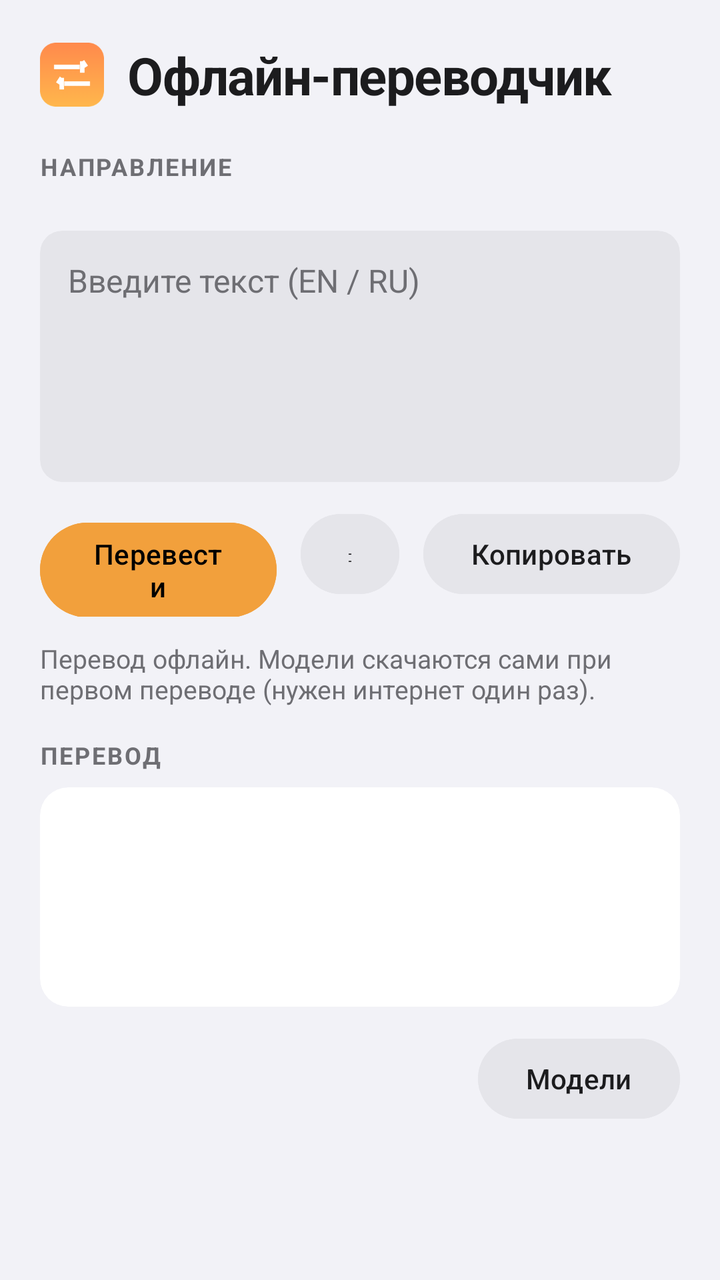
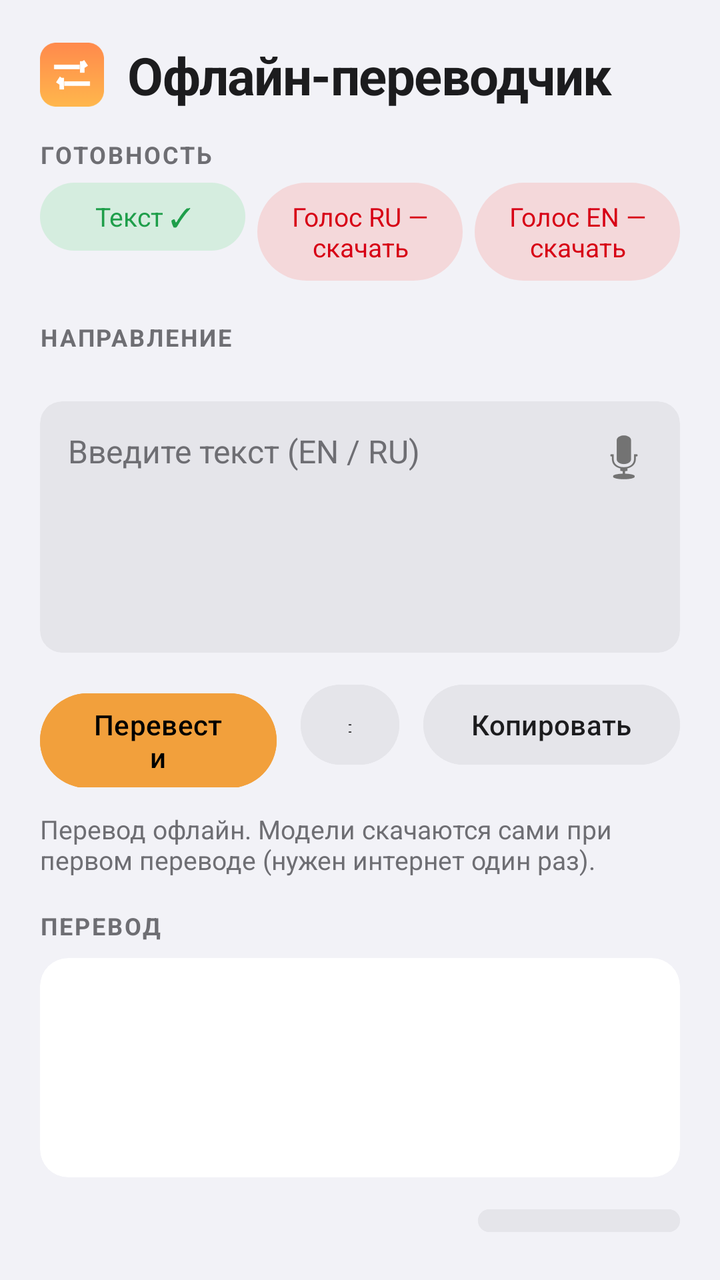

An Android layout rendered at two revisions. The XML below is the earlier revision; the diff shows what the commit changed to produce the second picture.
<!-- AndroidManifest.xml: application theme Theme.OfflineTranslator -->
<!-- res/layout/activity_main.xml -->
<?xml version="1.0" encoding="utf-8"?>
<LinearLayout xmlns:android="http://schemas.android.com/apk/res/android"
    xmlns:app="http://schemas.android.com/apk/res-auto"
    android:layout_width="match_parent"
    android:layout_height="match_parent"
    android:background="@color/bg"
    android:orientation="vertical"
    android:padding="20dp">

    
    <LinearLayout
        android:layout_width="match_parent"
        android:layout_height="wrap_content"
        android:gravity="center_vertical"
        android:orientation="horizontal">

        <ImageView
            android:layout_width="32dp"
            android:layout_height="32dp"
            android:contentDescription="@string/app_name"
            android:src="@mipmap/ic_launcher" />

        <TextView
            android:layout_width="wrap_content"
            android:layout_height="wrap_content"
            android:layout_marginStart="12dp"
            android:letterSpacing="-0.02"
            android:text="@string/app_name"
            android:textColor="@color/text"
            android:textSize="26sp"
            android:textStyle="bold" />
    </LinearLayout>

    
    <TextView
        android:layout_width="wrap_content"
        android:layout_height="wrap_content"
        android:layout_marginTop="20dp"
        android:letterSpacing="0.08"
        android:text="@string/overline_direction"
        android:textColor="@color/text2"
        android:textSize="12sp"
        android:textStyle="bold"
        android:textAllCaps="true" />

    
    <com.google.android.material.button.MaterialButtonToggleGroup
        android:id="@+id/directionGroup"
        android:layout_width="match_parent"
        android:layout_height="wrap_content"
        android:layout_marginTop="8dp"
        app:selectionRequired="true"
        app:singleSelection="true">

        <Button
            android:id="@+id/btnAuto"
            style="?attr/materialButtonOutlinedStyle"
            android:layout_width="0dp"
            android:layout_height="wrap_content"
            android:layout_weight="1"
            android:text="@string/dir_auto" />

        <Button
            android:id="@+id/btnEnRu"
            style="?attr/materialButtonOutlinedStyle"
            android:layout_width="0dp"
            android:layout_height="wrap_content"
            android:layout_weight="1"
            android:text="@string/dir_en_ru" />

        <Button
            android:id="@+id/btnRuEn"
            style="?attr/materialButtonOutlinedStyle"
            android:layout_width="0dp"
            android:layout_height="wrap_content"
            android:layout_weight="1"
            android:text="@string/dir_ru_en" />
    </com.google.android.material.button.MaterialButtonToggleGroup>

    
    <com.google.android.material.card.MaterialCardView
        android:layout_width="match_parent"
        android:layout_height="wrap_content"
        android:layout_marginTop="16dp"
        app:cardBackgroundColor="@color/field"
        app:cardCornerRadius="11dp"
        app:cardElevation="0dp"
        app:strokeWidth="0dp">

        <EditText
            android:id="@+id/source"
            android:layout_width="match_parent"
            android:layout_height="wrap_content"
            android:background="@android:color/transparent"
            android:gravity="top"
            android:hint="@string/source_hint"
            android:importantForAutofill="no"
            android:inputType="textMultiLine|textCapSentences"
            android:minLines="5"
            android:padding="14dp"
            android:textColor="@color/text"
            android:textColorHint="@color/text2"
            android:textSize="16sp" />
    </com.google.android.material.card.MaterialCardView>

    
    <LinearLayout
        android:layout_width="match_parent"
        android:layout_height="wrap_content"
        android:layout_marginTop="12dp"
        android:orientation="horizontal">

        <com.google.android.material.button.MaterialButton
            android:id="@+id/translateBtn"
            android:layout_width="0dp"
            android:layout_height="wrap_content"
            android:layout_marginEnd="12dp"
            android:layout_weight="1.2"
            android:backgroundTint="@color/accent"
            android:text="@string/translate"
            android:textColor="@color/on_accent"
            app:shapeAppearanceOverlay="@style/ShapePill" />

        <com.google.android.material.button.MaterialButton
            android:id="@+id/swapBtn"
            android:layout_width="0dp"
            android:layout_height="wrap_content"
            android:layout_marginEnd="12dp"
            android:layout_weight="0.5"
            android:backgroundTint="@color/field"
            android:text="@string/swap"
            android:textColor="@color/text"
            app:iconGravity="textStart"
            app:shapeAppearanceOverlay="@style/ShapePill" />

        <com.google.android.material.button.MaterialButton
            android:id="@+id/copyBtn"
            android:layout_width="0dp"
            android:layout_height="wrap_content"
            android:layout_weight="1.3"
            android:backgroundTint="@color/field"
            android:text="@string/copy"
            android:textColor="@color/text"
            app:shapeAppearanceOverlay="@style/ShapePill" />
    </LinearLayout>

    
    <TextView
        android:id="@+id/status"
        android:layout_width="match_parent"
        android:layout_height="wrap_content"
        android:layout_marginTop="12dp"
        android:text="@string/hint_models"
        android:textColor="@color/text2"
        android:textSize="13sp" />

    
    <TextView
        android:layout_width="wrap_content"
        android:layout_height="wrap_content"
        android:layout_marginTop="16dp"
        android:letterSpacing="0.08"
        android:text="@string/overline_result"
        android:textColor="@color/text2"
        android:textSize="12sp"
        android:textStyle="bold"
        android:textAllCaps="true" />

    
    <com.google.android.material.card.MaterialCardView
        android:layout_width="match_parent"
        android:layout_height="wrap_content"
        android:layout_marginTop="8dp"
        app:cardBackgroundColor="@color/card"
        app:cardCornerRadius="14dp"
        app:cardElevation="0dp"
        app:strokeWidth="0dp">

        <TextView
            android:id="@+id/output"
            android:layout_width="match_parent"
            android:layout_height="wrap_content"
            android:minLines="4"
            android:padding="14dp"
            android:textColor="@color/text"
            android:textIsSelectable="true"
            android:textSize="17sp" />
    </com.google.android.material.card.MaterialCardView>

    <com.google.android.material.button.MaterialButton
        android:id="@+id/modelsBtn"
        android:layout_width="wrap_content"
        android:layout_height="wrap_content"
        android:layout_gravity="end"
        android:layout_marginTop="12dp"
        android:backgroundTint="@color/field"
        android:text="@string/download_models"
        android:textColor="@color/text"
        app:shapeAppearanceOverlay="@style/ShapePill" />
</LinearLayout>
<!-- resources referenced by this layout -->
<resources>
  <color name="accent">#F2A03C</color>
  <color name="bg">#F2F2F7</color>
  <color name="card">#FFFFFF</color>
  <color name="field">#E5E5EA</color>
  <color name="on_accent">#000000</color>
  <color name="text">#1C1C1E</color>
  <color name="text2">#6E6E73</color>
  <!-- mipmap ic_launcher: png bitmap (mipmap-hdpi, 2242 bytes) -->
  <string name="app_name">Офлайн-переводчик</string>
  <string name="copy">Копировать</string>
  <string name="dir_auto">Авто</string>
  <string name="dir_en_ru">EN → RU</string>
  <string name="dir_ru_en">RU → EN</string>
  <string name="download_models">Модели</string>
  <string name="hint_models">Перевод офлайн. Модели скачаются сами при первом переводе (нужен интернет один раз).</string>
  <string name="overline_direction">Направление</string>
  <string name="overline_result">Перевод</string>
  <string name="source_hint">Введите текст (EN / RU)</string>
  <string name="swap">⇄</string>
  <string name="translate">Перевести</string>
  <style name="ShapePill" parent="">
          <item name="cornerFamily">rounded</item>
          <item name="cornerSize">50%</item>
      </style>
  <style name="Theme.OfflineTranslator" parent="Theme.Material3.DayNight.NoActionBar">
          <item name="colorPrimary">@color/accent</item>
          <item name="colorOnPrimary">@color/on_accent</item>
          <item name="android:colorBackground">@color/bg</item>
          <item name="colorSurface">@color/card</item>
          <item name="colorOnSurface">@color/text</item>
          <item name="colorOutline">@color/border</item>
          <item name="android:statusBarColor">@color/bg</item>
          <item name="android:windowLightStatusBar">false</item>
      </style>
  <color name="border">#E5E5EA</color>
</resources>

<!-- the commit's change to res/layout/activity_main.xml (unified diff, before → after) -->
@@ -35,6 +35,72 @@
     <TextView
         android:layout_width="wrap_content"
         android:layout_height="wrap_content"
+        android:layout_marginTop="14dp"
+        android:letterSpacing="0.08"
+        android:text="@string/overline_readiness"
+        android:textColor="@color/text2"
+        android:textSize="12sp"
+        android:textStyle="bold"
+        android:textAllCaps="true" />
+
+    <LinearLayout
+        android:layout_width="match_parent"
+        android:layout_height="wrap_content"
+        android:layout_marginTop="6dp"
+        android:orientation="horizontal">
+
+        <TextView
+            android:id="@+id/chipText"
+            android:layout_width="0dp"
+            android:layout_height="wrap_content"
+            android:layout_marginEnd="6dp"
+            android:layout_weight="1"
+            android:background="@drawable/pill_bg"
+            android:backgroundTint="@color/green_bg"
+            android:clickable="true"
+            android:focusable="true"
+            android:gravity="center"
+            android:paddingVertical="8dp"
+            android:text="@string/chip_text_ready"
+            android:textColor="@color/green"
+            android:textSize="13sp" />
+
+        <TextView
+            android:id="@+id/chipVoiceRu"
+            android:layout_width="0dp"
+            android:layout_height="wrap_content"
+            android:layout_marginEnd="6dp"
+            android:layout_weight="1"
+            android:background="@drawable/pill_bg"
+            android:backgroundTint="@color/red_bg"
+            android:clickable="true"
+            android:focusable="true"
+            android:gravity="center"
+            android:paddingVertical="8dp"
+            android:text="@string/chip_voice_ru_missing"
+            android:textColor="@color/red"
+            android:textSize="13sp" />
+
+        <TextView
+            android:id="@+id/chipVoiceEn"
+            android:layout_width="0dp"
+            android:layout_height="wrap_content"
+            android:layout_weight="1"
+            android:background="@drawable/pill_bg"
+            android:backgroundTint="@color/red_bg"
+            android:clickable="true"
+            android:focusable="true"
+            android:gravity="center"
+            android:paddingVertical="8dp"
+            android:text="@string/chip_voice_en_missing"
+            android:textColor="@color/red"
+            android:textSize="13sp" />
+    </LinearLayout>
+
+    
+    <TextView
+        android:layout_width="wrap_content"
+        android:layout_height="wrap_content"
         android:layout_marginTop="20dp"
         android:letterSpacing="0.08"
         android:text="@string/overline_direction"
@@ -87,20 +153,36 @@
         app:cardElevation="0dp"
         app:strokeWidth="0dp">
 
-        <EditText
-            android:id="@+id/source"
+        <FrameLayout
             android:layout_width="match_parent"
-            android:layout_height="wrap_content"
-            android:background="@android:color/transparent"
-            android:gravity="top"
-            android:hint="@string/source_hint"
-            android:importantForAutofill="no"
-            android:inputType="textMultiLine|textCapSentences"
-            android:minLines="5"
-            android:padding="14dp"
-            android:textColor="@color/text"
-            android:textColorHint="@color/text2"
-            android:textSize="16sp" />
+            android:layout_height="wrap_content">
+
+            <EditText
+                android:id="@+id/source"
+                android:layout_width="match_parent"
+                android:layout_height="wrap_content"
+                android:background="@android:color/transparent"
+                android:gravity="top"
+                android:hint="@string/source_hint"
+                android:importantForAutofill="no"
+                android:inputType="textMultiLine|textCapSentences"
+                android:minLines="5"
+                android:padding="14dp"
+                android:paddingEnd="56dp"
+                android:textColor="@color/text"
+                android:textColorHint="@color/text2"
+                android:textSize="16sp" />
+
+            <ImageButton
+                android:id="@+id/micBtn"
+                android:layout_width="44dp"
+                android:layout_height="44dp"
+                android:layout_gravity="end|top"
+                android:layout_margin="6dp"
+                android:background="?attr/selectableItemBackgroundBorderless"
+                android:contentDescription="@string/mic"
+                android:src="@android:drawable/ic_btn_speak_now" />
+        </FrameLayout>
     </com.google.android.material.card.MaterialCardView>
 
     
<!-- resource entries referenced after the edit -->
@@ -4,18 +4,33 @@
   <color name="bg">#F2F2F7</color>
   <color name="card">#FFFFFF</color>
   <color name="field">#E5E5EA</color>
+  <color name="green">#1E9E4A</color>
+  <color name="green_bg">#2630D158</color>
   <color name="on_accent">#000000</color>
+  <color name="red">#D70015</color>
+  <color name="red_bg">#26FF453A</color>
   <color name="text">#1C1C1E</color>
   <color name="text2">#6E6E73</color>
+  <!-- drawable pill_bg (drawable) -->
+  <?xml version="1.0" encoding="utf-8"?>
+  <shape xmlns:android="http://schemas.android.com/apk/res/android" android:shape="rectangle">
+      <solid android:color="#FFFFFF" />
+      <corners android:radius="999dp" />
+  </shape>
   <!-- mipmap ic_launcher: png bitmap (mipmap-hdpi, 2242 bytes) -->
   <string name="app_name">Офлайн-переводчик</string>
+  <string name="chip_text_ready">Текст ✓</string>
+  <string name="chip_voice_en_missing">Голос EN — скачать</string>
+  <string name="chip_voice_ru_missing">Голос RU — скачать</string>
   <string name="copy">Копировать</string>
   <string name="dir_auto">Авто</string>
   <string name="dir_en_ru">EN → RU</string>
   <string name="dir_ru_en">RU → EN</string>
   <string name="download_models">Модели</string>
   <string name="hint_models">Перевод офлайн. Модели скачаются сами при первом переводе (нужен интернет один раз).</string>
+  <string name="mic">Голосовой ввод</string>
   <string name="overline_direction">Направление</string>
+  <string name="overline_readiness">Готовность</string>
   <string name="overline_result">Перевод</string>
   <string name="source_hint">Введите текст (EN / RU)</string>
   <string name="swap">⇄</string>
